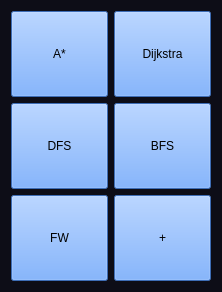
Above: src/gui/algograph.ui from MATF-RS20/RS013-djiki before the change. Below: the same form after it.
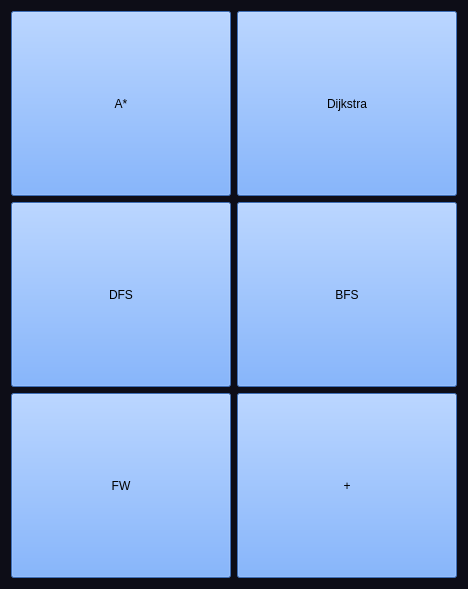
That is the form after the change.

Diff of the .ui file:
```diff
--- a/src/gui/algograph.ui
+++ b/src/gui/algograph.ui
@@ -6,8 +6,8 @@
    <rect>
     <x>0</x>
     <y>0</y>
-    <width>222</width>
-    <height>292</height>
+    <width>468</width>
+    <height>589</height>
    </rect>
   </property>
   <property name="windowTitle">
```
